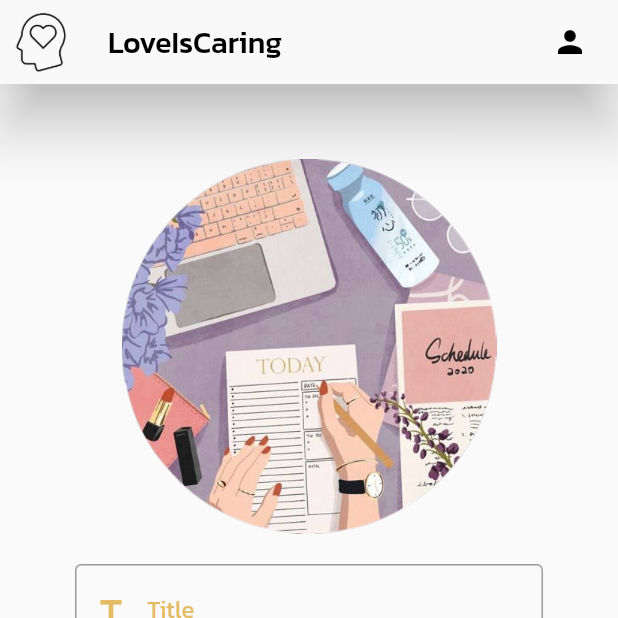
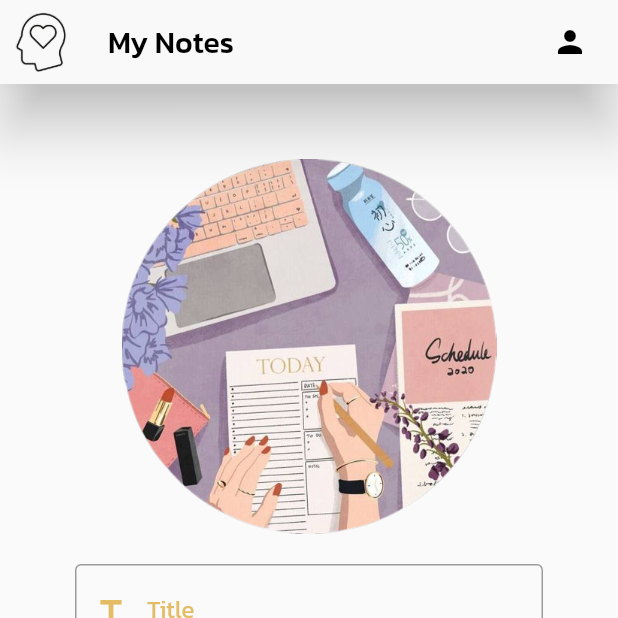
Before and after one commit to ferryhieronimus/proyek-akhir-semester, a Flutter app: the FormNotePage screen opened directly, on a phone screen of 412 x 824 dp, the top half of it. Run offline on Flutter 3.47's test engine with Material 2 defaults, Android fonts, the phone set to English and light mode, and no system bars.

Commit message:
Yuk bisa

```diff
--- a/loveiscaring/lib/user_profile/page/formNote_userProfile.dart
+++ b/loveiscaring/lib/user_profile/page/formNote_userProfile.dart
@@ -30,7 +30,7 @@ class _FormNotePageState extends State<FormNotePage> {
         return Scaffold(
             key: scaffoldKey,
             appBar: AppBar(
-                title: Text("LoveIsCaring", style: const TextStyle(color: Colors.black)),
+                title: Text("My Notes", style: const TextStyle(color: Colors.black)),
 
                 backgroundColor: const Color(0xfff9f9f9),
                 elevation: 16.0,
```
